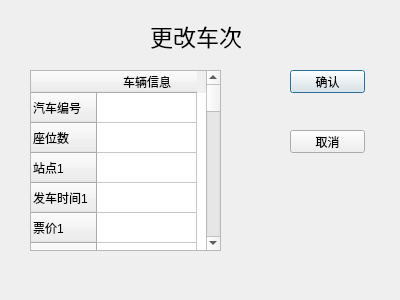
ticketgroup/qichedinggpiao, file Client/Administrator/Administrator/changecoach.ui: the form before one commit.
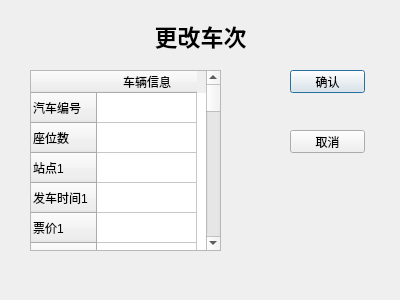
The form after the commit.

Diff of the .ui file:
```diff
--- a/Client/Administrator/Administrator/changecoach.ui
+++ b/Client/Administrator/Administrator/changecoach.ui
@@ -16,20 +16,25 @@
   <widget class="QLabel" name="label">
    <property name="geometry">
     <rect>
-     <x>150</x>
+     <x>0</x>
      <y>20</y>
-     <width>91</width>
+     <width>401</width>
      <height>31</height>
     </rect>
    </property>
    <property name="font">
     <font>
      <pointsize>17</pointsize>
+     <weight>75</weight>
+     <bold>true</bold>
     </font>
    </property>
    <property name="text">
     <string>更改车次</string>
    </property>
+   <property name="alignment">
+    <set>Qt::AlignCenter</set>
+   </property>
   </widget>
   <widget class="QTableWidget" name="tableWidget_2">
    <property name="geometry">
```
